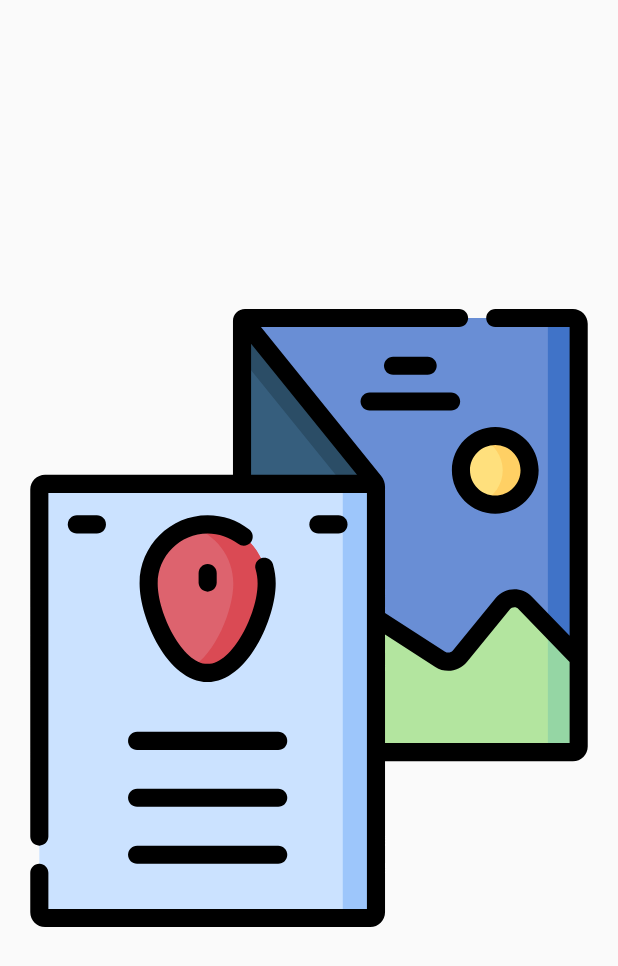
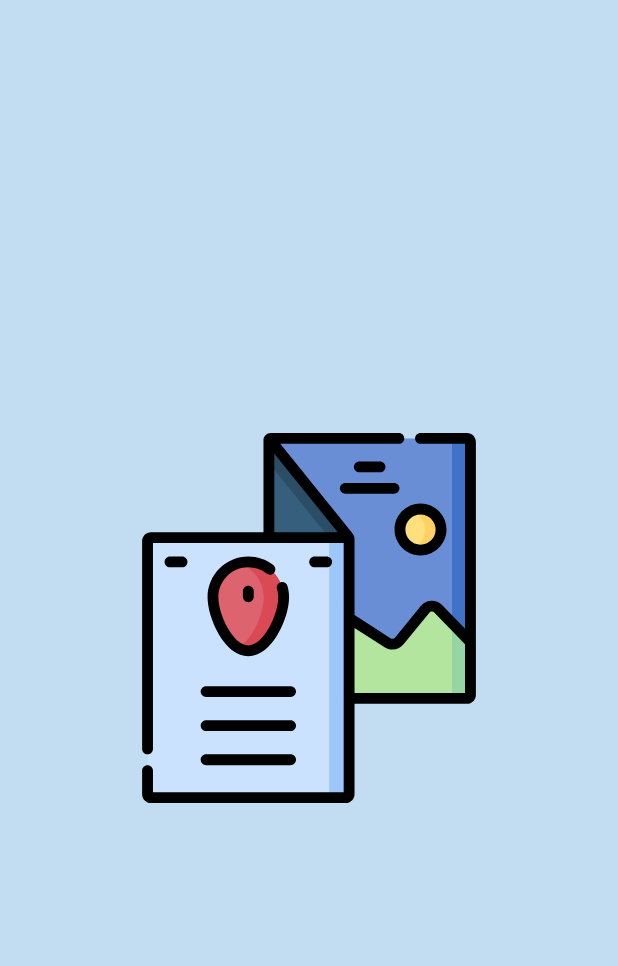
Before and after one commit to Algamja/TravelFriend, an Android app: the Splash screen opened directly, with no data from a screen before it, on a phone screen of 412 x 824 dp. Shown: the top 966 px of the screen. Run offline under Robolectric (Android 15) with nearby library versions, the phone set to English and light mode, and no system bars.

Commit message:
[modified] modify splash design file

```diff
--- a/app/src/main/res/layout/activity_splash.xml
+++ b/app/src/main/res/layout/activity_splash.xml
@@ -4,15 +4,44 @@
     xmlns:tools="http://schemas.android.com/tools"
     android:layout_width="match_parent"
     android:layout_height="match_parent"
-    tools:context=".Splash">
-
+    tools:context=".Splash"
+    android:background="@color/colorBlue02">
 
     <ImageView
-        android:layout_width="match_parent"
-        android:layout_height="match_parent"
+        android:layout_width="0dp"
+        android:layout_height="0dp"
         android:src="@drawable/ic_travel_friend_logo"
-        app:layout_constraintEnd_toEndOf="parent"
-        app:layout_constraintStart_toStartOf="parent"
-        app:layout_constraintTop_toTopOf="parent" />
+       app:layout_constraintStart_toStartOf="@id/start_guideline"
+        app:layout_constraintEnd_toEndOf="@id/end_guideline"
+        app:layout_constraintTop_toTopOf="@id/top_guideline"
+        app:layout_constraintBottom_toBottomOf="@id/bottom_guideline"/>
+
+    <androidx.constraintlayout.widget.Guideline
+        android:id="@+id/start_guideline"
+        android:layout_width="wrap_content"
+        android:layout_height="wrap_content"
+        android:orientation="vertical"
+        app:layout_constraintGuide_percent="0.2" />
+
+    <androidx.constraintlayout.widget.Guideline
+        android:id="@+id/end_guideline"
+        android:layout_width="wrap_content"
+        android:layout_height="wrap_content"
+        android:orientation="vertical"
+        app:layout_constraintGuide_percent="0.8" />
+
+    <androidx.constraintlayout.widget.Guideline
+        android:id="@+id/top_guideline"
+        android:layout_width="wrap_content"
+        android:layout_height="wrap_content"
+        android:orientation="horizontal"
+        app:layout_constraintGuide_percent="0.2" />
+
+    <androidx.constraintlayout.widget.Guideline
+        android:id="@+id/bottom_guideline"
+        android:layout_width="wrap_content"
+        android:layout_height="wrap_content"
+        android:orientation="horizontal"
+        app:layout_constraintGuide_percent="0.8" />
 
 </androidx.constraintlayout.widget.ConstraintLayout>
```
